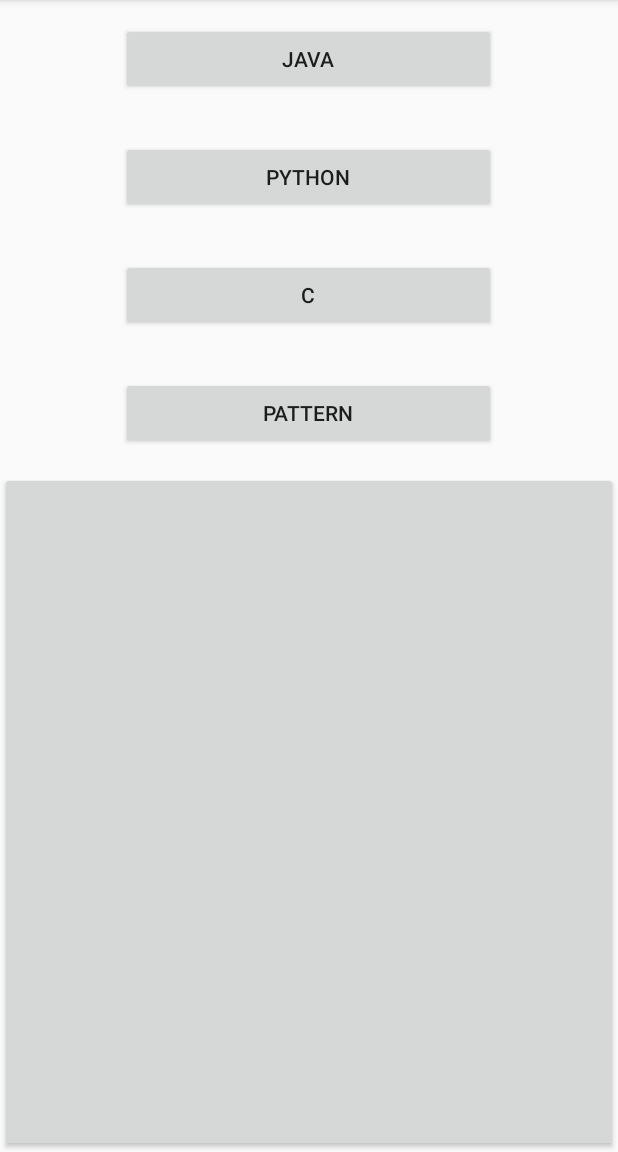
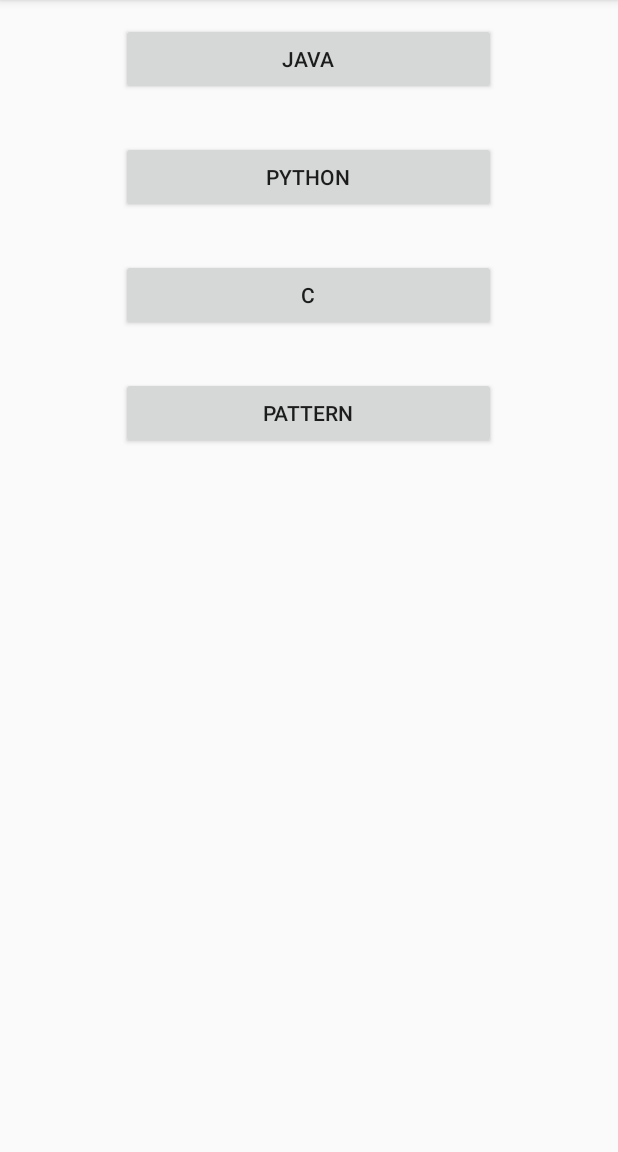
Before and after one commit to Sainiakshay798/MyApplication, an Android app: the screen it shows after launch (MainActivity), on a phone screen of 412 x 824 dp, the part 84-1236 px from its top. Run offline under Robolectric (Android 15) with nearby library versions, the phone set to English and light mode, and no system bars.

Commit message:
removeing  button add

```diff
--- a/app/src/main/res/layout/activity_main.xml
+++ b/app/src/main/res/layout/activity_main.xml
@@ -39,8 +39,6 @@
         android:layout_width="250dp"
         android:layout_height="wrap_content"
         android:text="PATTERN" />
-<Button
-    android:layout_width="match_parent"
-    android:layout_height="match_parent"/>
+
 
 </LinearLayout>
```
